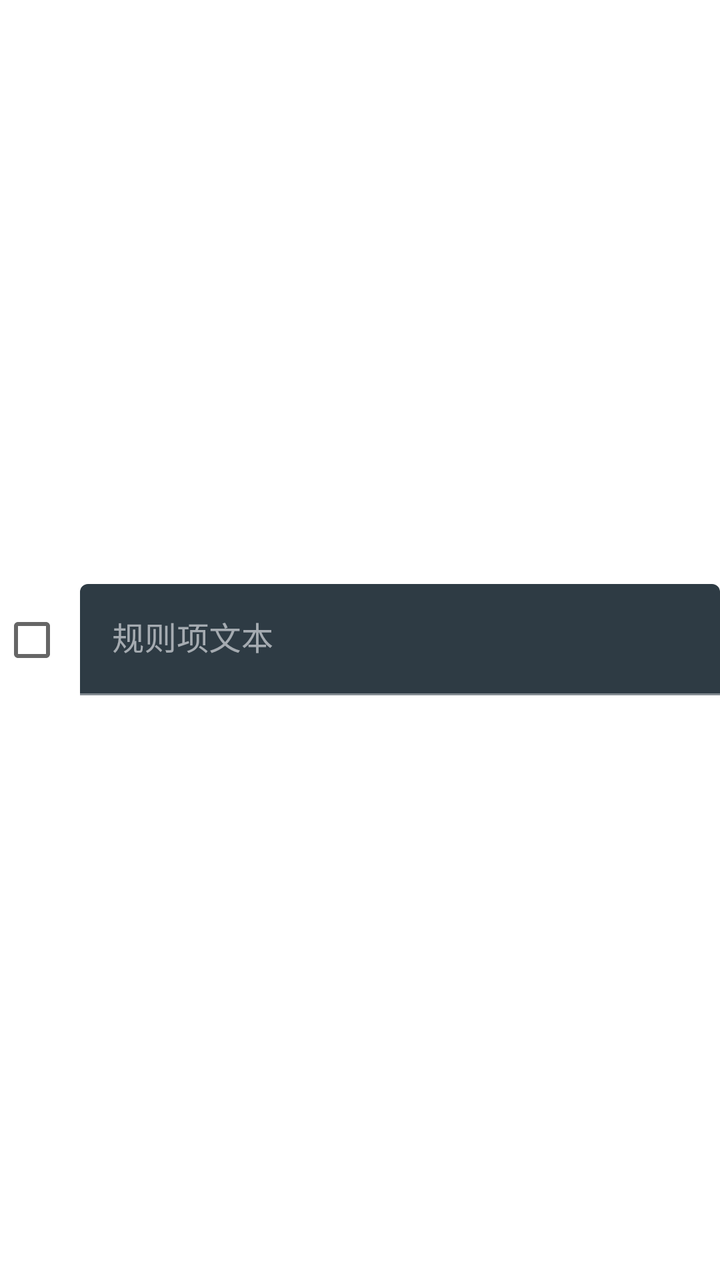
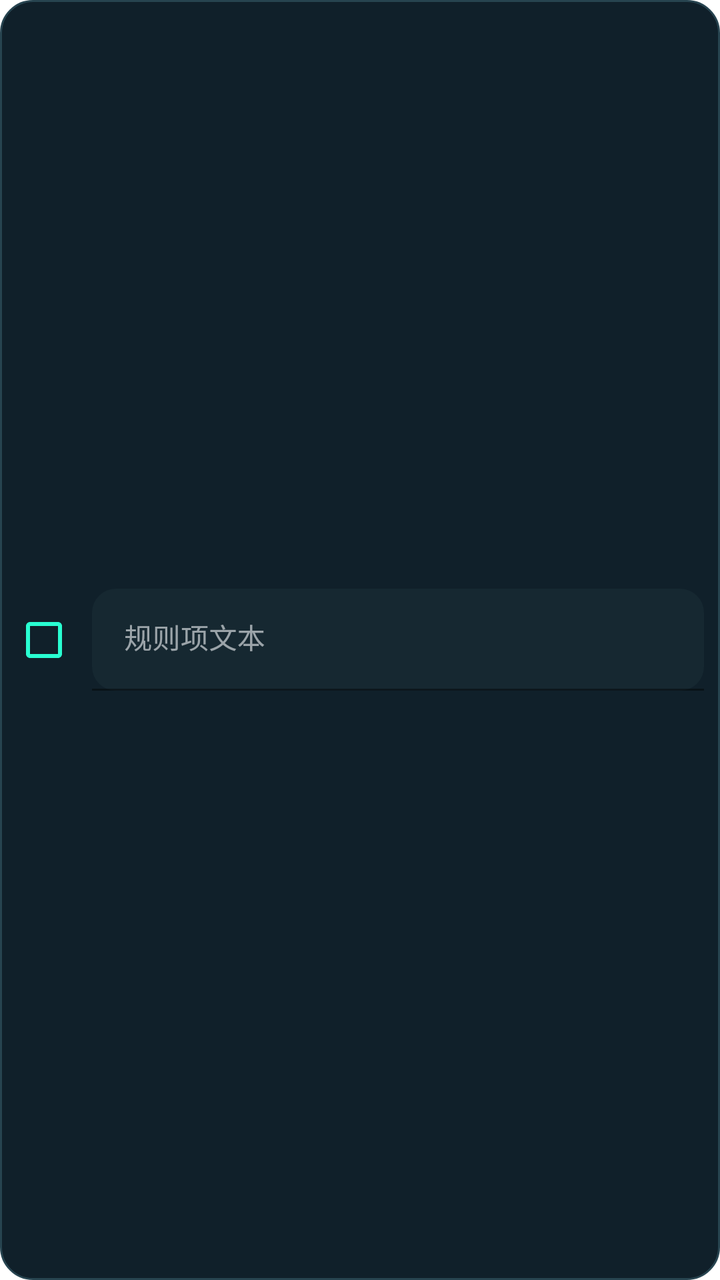

The first picture is an Android layout as it rendered before a commit; the second is the same layout after the commit. The layout source and the unified diff follow.
<!-- AndroidManifest.xml: application theme Theme.ParkingAlert -->
<!-- res/layout/item_rule_candidate.xml -->
<?xml version="1.0" encoding="utf-8"?>
<LinearLayout xmlns:android="http://schemas.android.com/apk/res/android"
    android:layout_width="match_parent"
    android:layout_height="wrap_content"
    android:layout_marginBottom="10dp"
    android:gravity="center_vertical"
    android:orientation="horizontal">

    <CheckBox
        android:id="@+id/candidateCheckBox"
        android:layout_width="wrap_content"
        android:layout_height="wrap_content"
        android:minWidth="40dp"
        android:minHeight="40dp" />

    <com.google.android.material.textfield.TextInputLayout
        android:id="@+id/candidateInputLayout"
        android:layout_width="0dp"
        android:layout_height="wrap_content"
        android:layout_weight="1"
        android:hint="@string/rule_item_text_hint">

        <com.google.android.material.textfield.TextInputEditText
            android:id="@+id/candidateInput"
            android:layout_width="match_parent"
            android:layout_height="wrap_content"
            android:inputType="textCapSentences" />
    </com.google.android.material.textfield.TextInputLayout>
</LinearLayout>
<!-- resources referenced by this layout -->
<resources>
  <string name="rule_item_text_hint">规则项文本</string>
  <style name="Theme.ParkingAlert" parent="Theme.MaterialComponents.DayNight.NoActionBar">
          <item name="colorPrimary">@color/signal_teal</item>
          <item name="colorPrimaryVariant">@color/signal_teal_dark</item>
          <item name="colorOnPrimary">#061412</item>
          <item name="colorSecondary">@color/signal_alert</item>
          <item name="colorOnSecondary">#FFF8F6</item>
          <item name="colorSurface">@color/panel_surface</item>
          <item name="colorOnSurface">#F5F7FA</item>
          <item name="android:statusBarColor" tools:targetApi="l">@color/app_shell</item>
      </style>
  <color name="signal_teal">#29FFD2</color>
  <color name="signal_teal_dark">#14C6A6</color>
  <color name="signal_alert">#FF6C5A</color>
  <color name="panel_surface">#13212B</color>
  <color name="app_shell">#071016</color>
</resources>

<!-- the commit's change to res/layout/item_rule_candidate.xml (unified diff, before → after) -->
@@ -1,29 +1,50 @@
 <?xml version="1.0" encoding="utf-8"?>
 <LinearLayout xmlns:android="http://schemas.android.com/apk/res/android"
+    xmlns:app="http://schemas.android.com/apk/res-auto"
     android:layout_width="match_parent"
     android:layout_height="wrap_content"
-    android:layout_marginBottom="10dp"
+    android:layout_marginBottom="8dp"
+    android:background="@drawable/bg_rule_dialog_candidate_row"
     android:gravity="center_vertical"
-    android:orientation="horizontal">
+    android:minHeight="52dp"
+    android:orientation="horizontal"
+    android:paddingStart="6dp"
+    android:paddingTop="4dp"
+    android:paddingEnd="8dp"
+    android:paddingBottom="4dp">
 
     <CheckBox
         android:id="@+id/candidateCheckBox"
         android:layout_width="wrap_content"
         android:layout_height="wrap_content"
         android:minWidth="40dp"
-        android:minHeight="40dp" />
+        android:minHeight="40dp"
+        app:buttonTint="@color/signal_teal" />
 
     <com.google.android.material.textfield.TextInputLayout
         android:id="@+id/candidateInputLayout"
+        style="@style/Widget.MaterialComponents.TextInputLayout.FilledBox.Dense"
         android:layout_width="0dp"
         android:layout_height="wrap_content"
         android:layout_weight="1"
-        android:hint="@string/rule_item_text_hint">
+        android:hint="@string/rule_item_text_hint"
+        app:boxBackgroundColor="@color/dialog_input_surface"
+        app:boxCornerRadiusBottomEnd="12dp"
+        app:boxCornerRadiusBottomStart="12dp"
+        app:boxCornerRadiusTopEnd="12dp"
+        app:boxCornerRadiusTopStart="12dp"
+        app:boxStrokeColor="@color/dialog_stroke_soft"
+        app:hintTextColor="@color/dialog_text_hint">
 
         <com.google.android.material.textfield.TextInputEditText
             android:id="@+id/candidateInput"
             android:layout_width="match_parent"
             android:layout_height="wrap_content"
-            android:inputType="textCapSentences" />
+            android:inputType="textCapSentences"
+            android:maxLines="1"
+            android:singleLine="true"
+            android:textColor="@android:color/white"
+            android:textColorHint="@color/dialog_text_hint"
+            android:textSize="14sp" />
     </com.google.android.material.textfield.TextInputLayout>
 </LinearLayout>
<!-- resource entries referenced after the edit -->
@@ -1,5 +1,18 @@
 <!-- resources referenced by this layout -->
 <resources>
+  <color name="dialog_input_surface">#162831</color>
+  <color name="dialog_stroke_soft">#274450</color>
+  <color name="dialog_text_hint">#6F8D98</color>
+  <color name="signal_teal">#29FFD2</color>
+  <!-- drawable bg_rule_dialog_candidate_row (drawable) -->
+  <?xml version="1.0" encoding="utf-8"?>
+  <shape xmlns:android="http://schemas.android.com/apk/res/android">
+      <corners android:radius="16dp" />
+      <stroke
+          android:width="1dp"
+          android:color="@color/dialog_stroke_soft" />
+      <solid android:color="#10202A" />
+  </shape>
   <string name="rule_item_text_hint">规则项文本</string>
   <style name="Theme.ParkingAlert" parent="Theme.MaterialComponents.DayNight.NoActionBar">
           <item name="colorPrimary">@color/signal_teal</item>
@@ -11,7 +24,6 @@
           <item name="colorOnSurface">#F5F7FA</item>
           <item name="android:statusBarColor" tools:targetApi="l">@color/app_shell</item>
       </style>
-  <color name="signal_teal">#29FFD2</color>
   <color name="signal_teal_dark">#14C6A6</color>
   <color name="signal_alert">#FF6C5A</color>
   <color name="panel_surface">#13212B</color>
